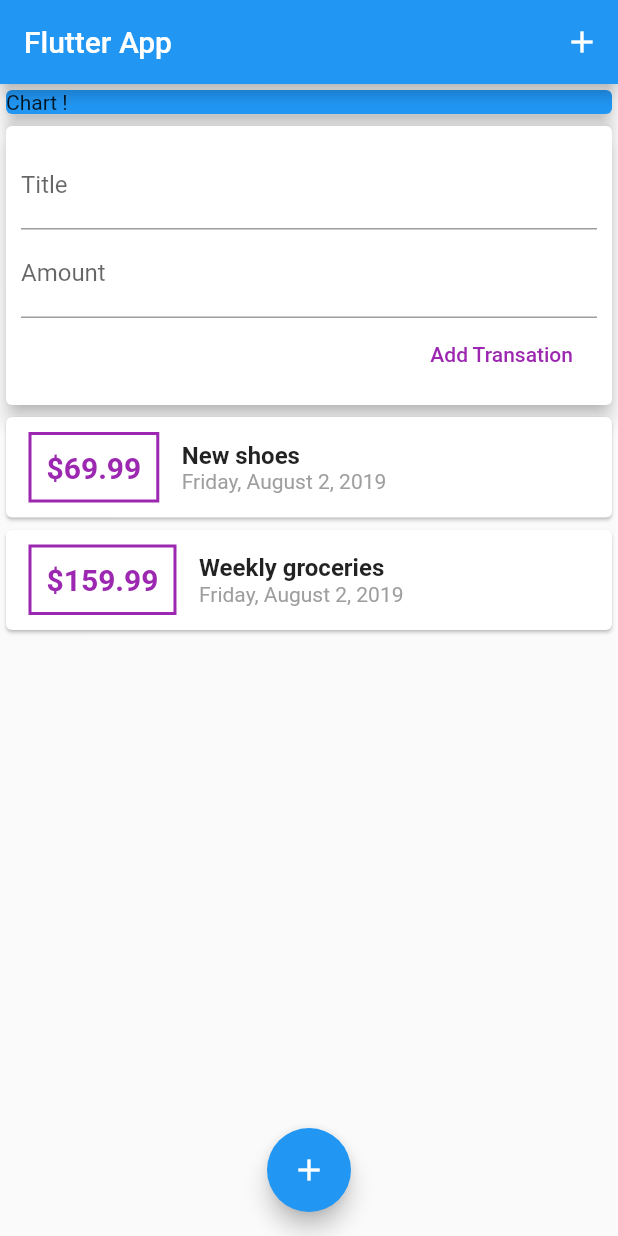
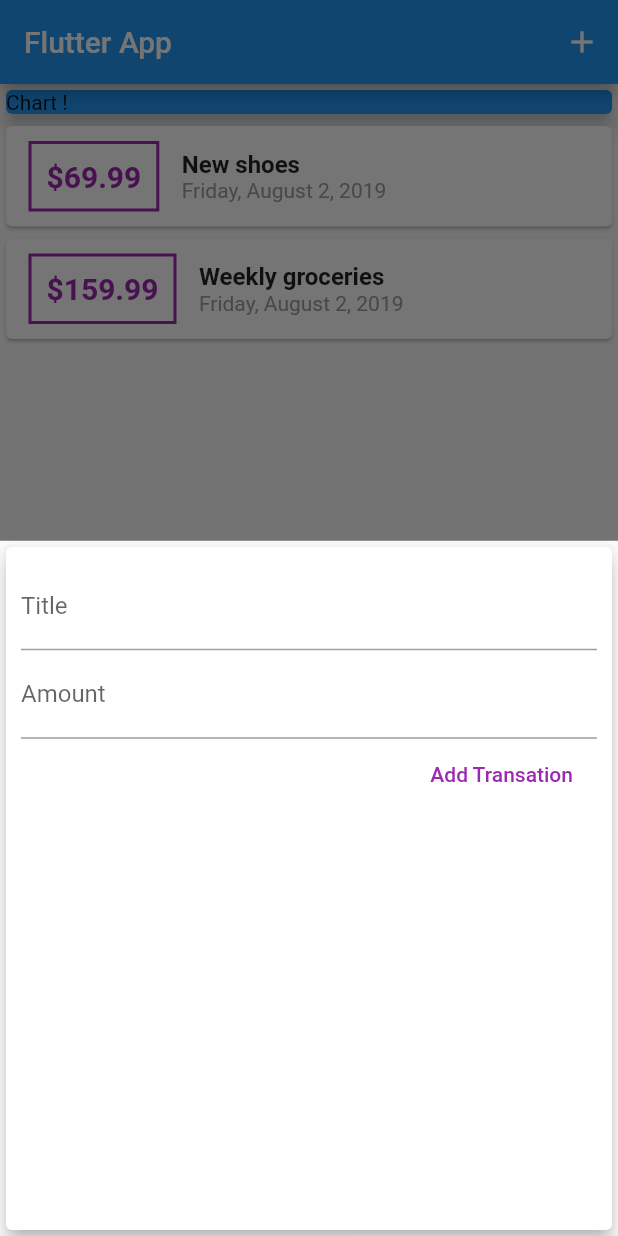
Before and after one commit to Amorem/FlutterExpenses, a Flutter app: the screen it shows after launch, after a tap on the "add" icon, on a phone screen of 412 x 824 dp. Run offline on Flutter 3.47's test engine with Material 2 defaults, Android fonts, the phone set to English and light mode, and no system bars.

```diff
--- a/lib/main.dart
+++ b/lib/main.dart
@@ -1,5 +1,7 @@
 import 'package:flutter/material.dart';
-import './widgets/user_transactions.dart';
+import 'package:flutter_expenses/widgets/new_transaction.dart';
+import 'package:flutter_expenses/widgets/transaction_list.dart';
+import './models/transaction.dart';
 
 void main() => runApp(MyApp());
 
@@ -7,13 +9,52 @@ class MyApp extends StatelessWidget {
   @override
   Widget build(BuildContext context) {
     return MaterialApp(
-      title: 'Flutter App',
+      title: 'Flutter Expenses',
       home: MyHomePage(),
     );
   }
 }
 
-class MyHomePage extends StatelessWidget {
+class MyHomePage extends StatefulWidget {
+  @override
+  _MyHomePageState createState() => _MyHomePageState();
+}
+
+class _MyHomePageState extends State<MyHomePage> {
+  final List<Transaction> _userTransactions = [
+    Transaction(
+        id: 't1', title: 'New shoes', amount: 69.99, date: DateTime.now()),
+    Transaction(
+        id: 't2',
+        title: 'Weekly groceries',
+        amount: 159.99,
+        date: DateTime.now())
+  ];
+
+  void _addNewTransaction(String txTitle, double txAmount) {
+    final newTx = Transaction(
+        title: txTitle,
+        amount: txAmount,
+        date: DateTime.now(),
+        id: DateTime.now().toString());
+
+    setState(() {
+      _userTransactions.add(newTx);
+    });
+  }
+
+  void _startAddNewTransaction(BuildContext ctx) {
+    showModalBottomSheet(
+        context: ctx,
+        builder: (bCtx) {
+          return GestureDetector(
+            child: NewTransaction(_addNewTransaction),
+            onTap: () {},
+            behavior: HitTestBehavior.opaque,
+          );
+        });
+  }
+
   @override
   Widget build(BuildContext context) {
     return Scaffold(
@@ -22,7 +63,9 @@ class MyHomePage extends StatelessWidget {
         actions: <Widget>[
           IconButton(
             icon: Icon(Icons.add),
-            onPressed: () {},
+            onPressed: () {
+              _startAddNewTransaction(context);
+            },
           )
         ],
       ),
@@ -39,14 +82,16 @@ class MyHomePage extends StatelessWidget {
                 child: Container(width: 100, child: Text('Chart !')),
               ),
             ),
-            UserTransactions()
+            TransactionList(_userTransactions),
           ],
         ),
       ),
       floatingActionButtonLocation: FloatingActionButtonLocation.centerFloat,
       floatingActionButton: FloatingActionButton(
         child: Icon(Icons.add),
-        onPressed: () {},
+        onPressed: () {
+          _startAddNewTransaction(context);
+        },
       ),
     );
   }
--- a/lib/widgets/new_transaction.dart
+++ b/lib/widgets/new_transaction.dart
@@ -1,11 +1,18 @@
 import 'package:flutter/material.dart';
 
-class NewTransaction extends StatelessWidget {
-  final titleController = TextEditingController();
-  final amountController = TextEditingController();
+class NewTransaction extends StatefulWidget {
   final Function addNewTx;
 
   NewTransaction(this.addNewTx);
+
+  @override
+  _NewTransactionState createState() => _NewTransactionState();
+}
+
+class _NewTransactionState extends State<NewTransaction> {
+  final titleController = TextEditingController();
+
+  final amountController = TextEditingController();
 
   void submitData() {
     final enteredTitle = titleController.text;
@@ -14,7 +21,8 @@ class NewTransaction extends StatelessWidget {
     if (enteredAmount <= 0 || enteredTitle.isEmpty) {
       return;
     }
-    addNewTx(enteredTitle, enteredAmount);
+    widget.addNewTx(enteredTitle, enteredAmount);
+    Navigator.of(context).pop();
   }
 
   @override
--- a/lib/widgets/transaction_list.dart
+++ b/lib/widgets/transaction_list.dart
@@ -4,7 +4,7 @@ import '../models/transaction.dart';
 
 class TransactionList extends StatelessWidget {
   final List<Transaction> transactions;
-  TransactionList({this.transactions});
+  TransactionList(this.transactions);
 
   @override
   Widget build(BuildContext context) {
--- a/lib/widgets/user_transactions.dart
+++ /dev/null
@@ -1,45 +0,0 @@
-import 'package:flutter/material.dart';
-import './transaction_list.dart';
-import './new_transaction.dart';
-import '../models/transaction.dart';
-
-class UserTransactions extends StatefulWidget {
-  @override
-  _UserTransactionsState createState() => _UserTransactionsState();
-}
-
-class _UserTransactionsState extends State<UserTransactions> {
-  final List<Transaction> _userTransactions = [
-    Transaction(
-        id: 't1', title: 'New shoes', amount: 69.99, date: DateTime.now()),
-    Transaction(
-        id: 't2',
-        title: 'Weekly groceries',
-        amount: 159.99,
-        date: DateTime.now())
-  ];
-
-  void _addNewTransaction(String txTitle, double txAmount) {
-    final newTx = Transaction(
-        title: txTitle,
-        amount: txAmount,
-        date: DateTime.now(),
-        id: DateTime.now().toString());
-
-    setState(() {
-      _userTransactions.add(newTx);
-    });
-  }
-
-  @override
-  Widget build(BuildContext context) {
-    return Column(
-      children: <Widget>[
-        NewTransaction(_addNewTransaction),
-        TransactionList(
-          transactions: _userTransactions,
-        )
-      ],
-    );
-  }
-}
```
